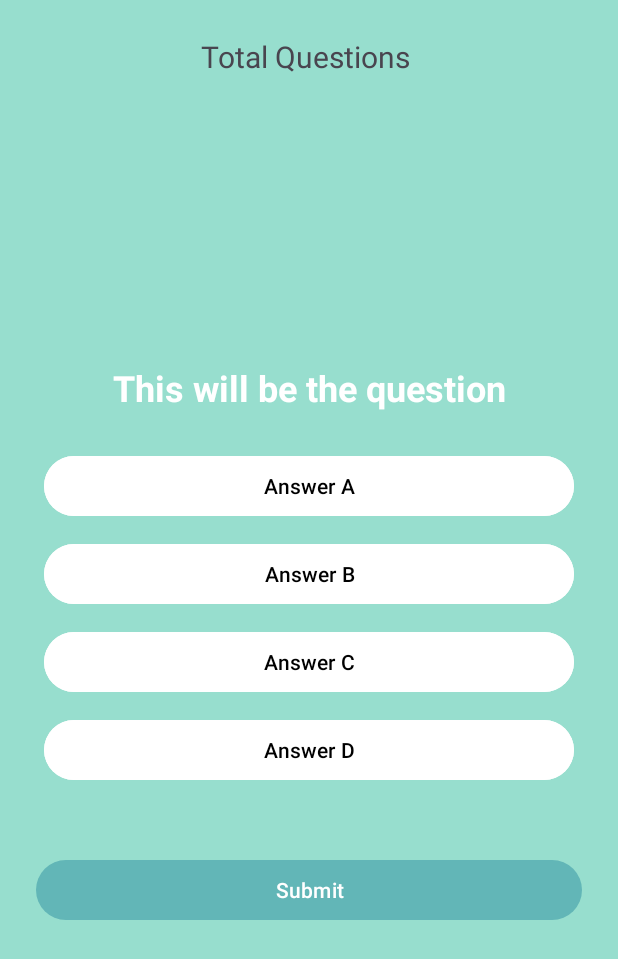
After one commit to Fancesatria/sevima-student-kit, an Android app: the layout activity_quiz.xml on its own in the app's theme, with its tools: preview values and no code run, on a phone screen of 412 x 824 dp. The commit adds this screen. Shown: the top 959 px of the screen. Run offline under Robolectric (Android 15) with nearby library versions, the phone set to English and light mode, and no system bars.

Commit message:
Android - Add Quiz

```diff
--- a/Aplikasi Android/StudentKit/app/src/main/AndroidManifest.xml
+++ b/Aplikasi Android/StudentKit/app/src/main/AndroidManifest.xml
@@ -17,6 +17,9 @@
         android:theme="@style/Theme.StudentKit"
         android:usesCleartextTraffic="true"
         tools:targetApi="31">
+        <activity
+            android:name=".QuizActivity"
+            android:exported="false" />
         <activity
             android:name=".AddNoteActivity"
             android:exported="false" />
--- a/Aplikasi Android/StudentKit/app/src/main/java/com/example/studentkit/MainActivity.java
+++ b/Aplikasi Android/StudentKit/app/src/main/java/com/example/studentkit/MainActivity.java
@@ -55,4 +55,8 @@ public class MainActivity extends AppCompatActivity {
     public void notes(View view) {
         startActivity(new Intent(this, NotesActivity.class));
     }
+
+    public void quiz(View view) {
+        startActivity(new Intent(this, QuizActivity.class));
+    }
 }
--- a/Aplikasi Android/StudentKit/app/src/main/res/layout/activity_main.xml
+++ b/Aplikasi Android/StudentKit/app/src/main/res/layout/activity_main.xml
@@ -134,6 +134,7 @@
                 android:layout_height="150dp"
                 android:layout_margin="10dp"
                 app:cardCornerRadius="10dp"
+                android:onClick="quiz"
                 app:cardElevation="5dp"
                 app:cardUseCompatPadding="true">
 
--- /dev/null
+++ b/Aplikasi Android/StudentKit/app/src/main/res/layout/activity_quiz.xml
@@ -0,0 +1,87 @@
+<?xml version="1.0" encoding="utf-8"?>
+<RelativeLayout xmlns:android="http://schemas.android.com/apk/res/android"
+    xmlns:app="http://schemas.android.com/apk/res-auto"
+    xmlns:tools="http://schemas.android.com/tools"
+    android:layout_width="match_parent"
+    android:layout_height="match_parent"
+    android:background="@color/color2"
+    android:padding="24dp"
+    tools:context=".QuizActivity">
+
+    <TextView
+        android:layout_width="wrap_content"
+        android:layout_height="wrap_content"
+        android:id="@+id/total_question"
+        android:text="Total Questions "
+        android:layout_centerHorizontal="true"
+        android:textSize="20dp"/>
+
+
+    <TextView
+        android:layout_width="match_parent"
+        android:layout_height="wrap_content"
+        android:id="@+id/question"
+        android:textStyle="bold"
+        android:text="This will be the question"
+        android:textColor="@color/white"
+        android:textSize="24dp"
+        android:textAlignment="center"
+        android:layout_margin="20dp"
+        android:layout_above="@id/choices_layout"/>
+
+
+    <LinearLayout
+        android:layout_width="match_parent"
+        android:layout_height="wrap_content"
+        android:id="@+id/choices_layout"
+        android:layout_centerInParent="true"
+        android:orientation="vertical">
+
+        <Button
+            android:layout_width="match_parent"
+            android:layout_height="wrap_content"
+            android:id="@+id/ans_A"
+            android:layout_margin="5dp"
+            android:backgroundTint="@color/white"
+            android:text="Answer A"
+            android:textColor="@color/black"/>
+
+        <Button
+            android:layout_width="match_parent"
+            android:layout_height="wrap_content"
+            android:id="@+id/ans_B"
+            android:layout_margin="5dp"
+            android:backgroundTint="@color/white"
+            android:text="Answer B"
+            android:textColor="@color/black"/>
+
+        <Button
+            android:layout_width="match_parent"
+            android:layout_height="wrap_content"
+            android:id="@+id/ans_C"
+            android:layout_margin="5dp"
+            android:backgroundTint="@color/white"
+            android:text="Answer C"
+            android:textColor="@color/black"/>
+        <Button
+            android:layout_width="match_parent"
+            android:layout_height="wrap_content"
+            android:id="@+id/ans_D"
+            android:layout_margin="5dp"
+            android:backgroundTint="@color/white"
+            android:text="Answer D"
+            android:textColor="@color/black"/>
+
+    </LinearLayout>
+
+    <Button
+        android:layout_width="match_parent"
+        android:layout_height="wrap_content"
+        android:id="@+id/submit_btn"
+        android:text="Submit"
+        android:layout_below="@id/choices_layout"
+        android:layout_marginTop="40dp"/>
+
+
+
+</RelativeLayout>
```
Also changed, not shown: Aplikasi Android/StudentKit/app/src/main/java/com/example/studentkit/Quiz/QuestionAndAnswer.java (added, +43 -0 lines), Aplikasi Android/StudentKit/app/src/main/java/com/example/studentkit/QuizActivity.java (added, +110 -0 lines).
